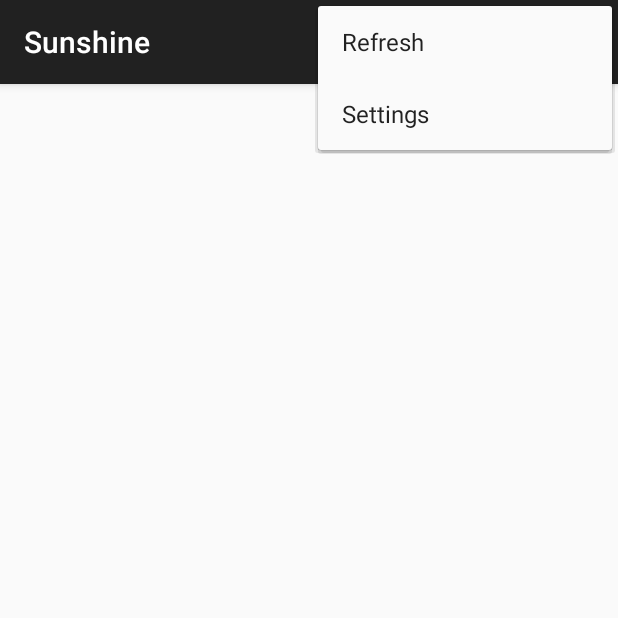
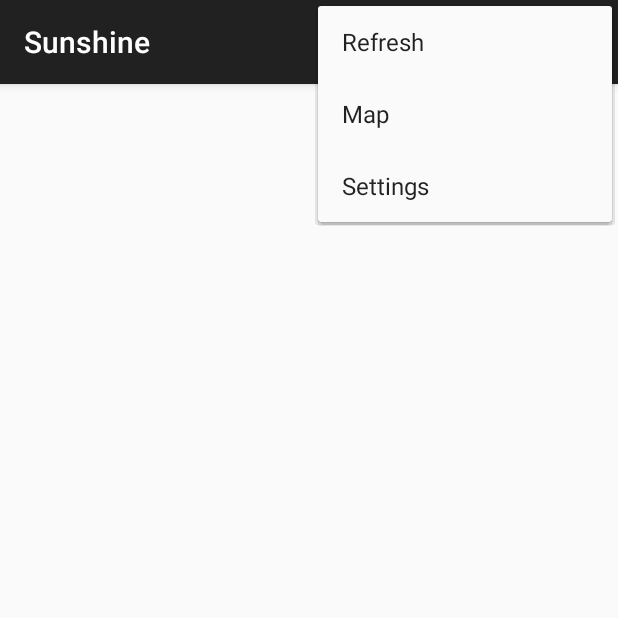
Before and after one commit to c0state/udacity-nanodegree-androiddeveloper-sunshine, an Android app: the screen it shows after launch (MainActivity), with the options menu open, on a phone screen of 412 x 824 dp, the top half of it. Run offline under Robolectric (Android 15) with nearby library versions, the phone set to English and light mode, and no system bars; 1 statement that could not run was skipped.

Commit message:
Add map menu item and wire up implicit mapping intent

```diff
--- /dev/null
+++ b/app/src/main/res/menu/map.xml
@@ -0,0 +1,9 @@
+<menu xmlns:android="http://schemas.android.com/apk/res/android"
+    xmlns:app="http://schemas.android.com/apk/res-auto"
+    xmlns:tools="http://schemas.android.com/tools"
+    tools:context=".MainActivity">
+    <item android:id="@+id/action_map"
+        android:title="@string/action_map"
+        android:orderInCategory="90"
+        app:showAsAction="never" />
+</menu>
--- a/app/src/main/res/values/strings.xml
+++ b/app/src/main/res/values/strings.xml
@@ -4,6 +4,7 @@
     <string name="app_name">Sunshine</string>
     <string name="hello_world">Hello world!</string>
     <string name="action_settings">Settings</string>
+    <string name="action_map">Map</string>
     <string name="action_detail">Details</string>
     <string name="action_refresh">Refresh</string>
     <string name="title_activity_settings">Settings</string>
```
Also changed, not shown: app/src/main/java/com/example/android/sunshine/app/ForecastFragment.java (+23 -0 lines).
